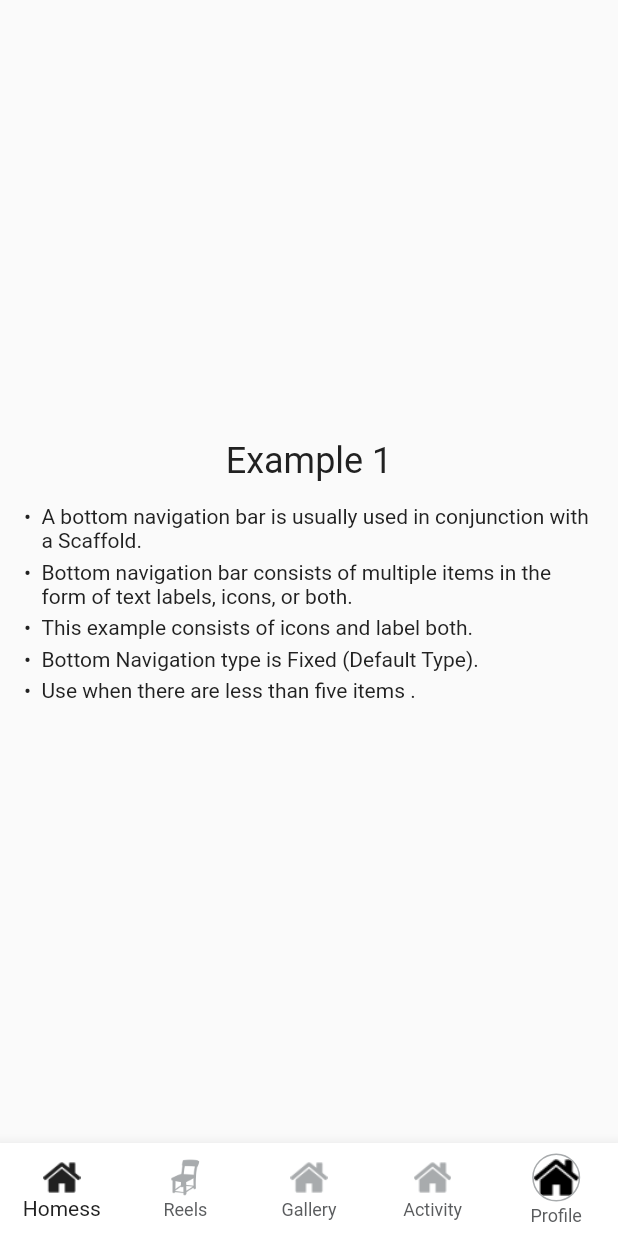
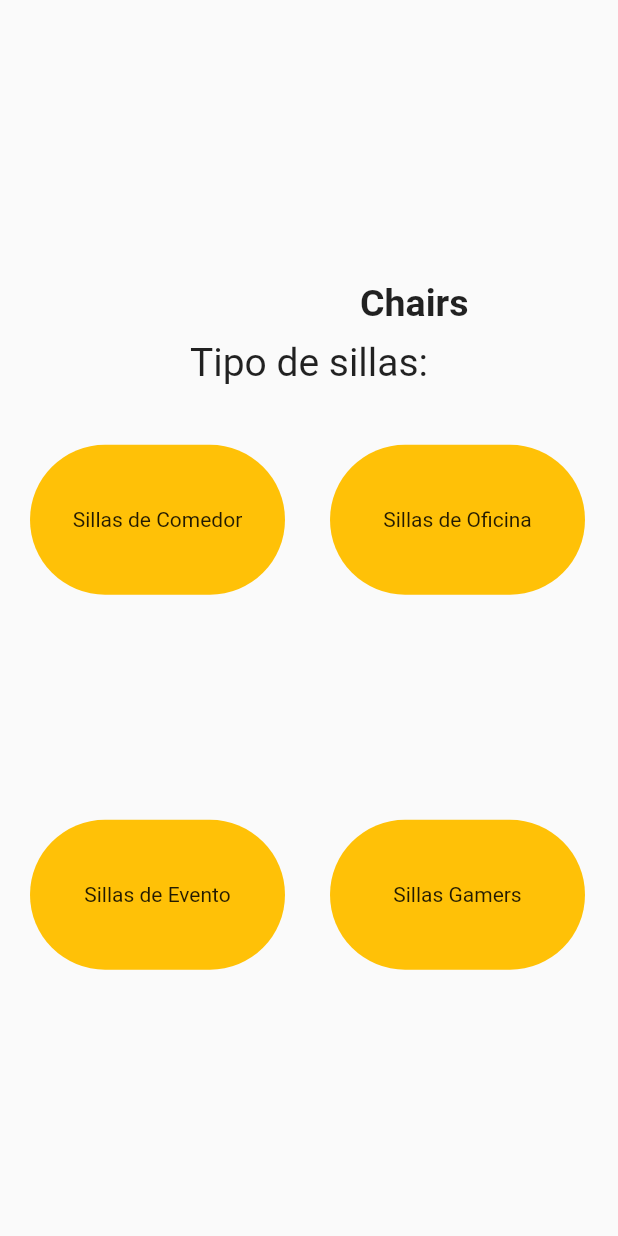
Before and after one commit to davidsierra123/hdsillas, a Flutter app: the screen it shows after launch, after a tap on "Ingresar", on a phone screen of 412 x 824 dp. Run offline on Flutter 3.47's test engine with Material 2 defaults, Android fonts, the phone set to English and light mode, and no system bars.

Commit message:
apartado de menu o compras

```diff
--- a/flutter_application_1/lib/main.dart
+++ b/flutter_application_1/lib/main.dart
@@ -60,7 +60,7 @@ class LoginPage extends StatelessWidget {
               onPressed: () {
                 Navigator.push(
                   context,
-                  MaterialPageRoute(builder: (context) => DemoMWBottomNavigationScreen1()),
+                  MaterialPageRoute(builder: (context) => Articulos()),
                 );
                 // Lógica para procesar el inicio de sesión
               },
--- a/flutter_application_1/lib/view/layaut.dart
+++ b/flutter_application_1/lib/view/layaut.dart
@@ -1,227 +1,130 @@
 import 'package:flutter/material.dart';
 
-class DemoMWBottomNavigationScreen1 extends StatefulWidget {
-  static String tag = '/DemoMWBottomNavigationScreen1';
-
-  @override
-  Layaut createState() => Layaut();
-}
-
-class Layaut extends State<DemoMWBottomNavigationScreen1> {
-  int currentIndex1 = 0;
-  final example1 = [
-    Text('Example 1',
-        style: TextStyle(color: appStore.textPrimaryColor, fontSize: 24)),
-    Text('Reels',
-        style: TextStyle(color: appStore.textPrimaryColor, fontSize: 24)),
-    Text('New Photo',
-        style: TextStyle(color: appStore.textPrimaryColor, fontSize: 24)),
-    Text('Activity',
-        style: TextStyle(color: appStore.textPrimaryColor, fontSize: 24)),
-    Text('Profile',
-        style: TextStyle(color: appStore.textPrimaryColor, fontSize: 24)),
-  ];
-
-  @override
-  void initState() {
-    super.initState();
-    init();
-  }
-
-  init() async {
-    //
-  }
-
-  @override
-  void setState(fn) {
-    if (mounted) super.setState(fn);
-  }
+class Articulos extends StatelessWidget {
+  const Articulos({super.key});
 
   @override
   Widget build(BuildContext context) {
     return Scaffold(
+      // ignore: avoid_unnecessary_containers
       body: Container(
-        padding: const EdgeInsets.all(16),
-        alignment: Alignment.center,
         child: Column(
-          crossAxisAlignment: CrossAxisAlignment.center,
           mainAxisAlignment: MainAxisAlignment.center,
-          mainAxisSize: MainAxisSize.min,
           children: [
-            Center(child: example1.elementAt(currentIndex1)),
-            const SizedBox(
-              height: 15,
+            const Row(
+              children: [
+                Padding(
+                  padding: EdgeInsets.only(
+                    left: 240.0,
+                    top: 10.0,
+                  ),
+                  child: Text(
+                    'Chairs',
+                    style: TextStyle(fontSize: 25, fontWeight: FontWeight.bold),
+                  ),
+                ),
+              ],
             ),
-            Column(
-              mainAxisAlignment: MainAxisAlignment.start,
-              crossAxisAlignment: CrossAxisAlignment.start,
+            const SizedBox(height: 10),
+            const Text(
+              "Tipo de sillas:",
+              style: TextStyle(fontSize: 26),
+            ),
+            const SizedBox(height: 30),
+            Row(
               children: [
-                bulletText(
-                    'A bottom navigation bar is usually used in conjunction with a Scaffold.'),
-                const SizedBox(
-                  height: 5,
+                InkWell(
+                  onTap: () {
+                    //  Navigator.push(
+
+                    //  );
+                  },
+                  child: Container(
+                    margin: const EdgeInsets.only(left: 20.0, top: 10.0),
+                    height: 100,
+                    width: 170,
+                    decoration: BoxDecoration(
+                      color: Colors.amber, // Color de fondo
+                      borderRadius:
+                          BorderRadius.circular(290.0), // Bordes redondeados
+                    ),
+                    child: const Column(
+                      // Usamos Column como contenedor de múltiples hijos
+                      mainAxisAlignment: MainAxisAlignment.spaceEvenly,
+                      crossAxisAlignment: CrossAxisAlignment.center,
+                      children: [
+                        // Image.asset('assets/packsillas.png'),
+                        Text('Sillas de Comedor'),
+                      ],
+                    ),
+                  ),
                 ),
-                bulletText(
-                    'Bottom navigation bar consists of multiple items in the form of text labels, icons, or both.'),
-                const SizedBox(
-                  height: 5,
+                Container(
+                  margin: const EdgeInsets.only(left: 30.0, top: 10.0),
+                  height: 100,
+                  width: 170,
+                  decoration: BoxDecoration(
+                    color: Colors.amber, // Color de fondo
+                    borderRadius:
+                        BorderRadius.circular(290.0), // Bordes redondeados
+                  ),
+                  child: const Column(
+                    // Usamos Column como contenedor de múltiples hijos
+                    mainAxisAlignment: MainAxisAlignment.spaceEvenly,
+                    crossAxisAlignment: CrossAxisAlignment.center,
+                    children: [
+                      Text('Sillas de Oficina'),
+                    ],
+                  ),
                 ),
-                bulletText('This example consists of icons and label both.'),
-                const SizedBox(
-                  height: 5,
+              ],
+            ),
+            const SizedBox(height: 20),
+            Row(
+              children: [
+                Container(
+                  margin: const EdgeInsets.only(left: 20.0, top: 130.0),
+                  height: 100,
+                  width: 170,
+                  decoration: BoxDecoration(
+                    color: Colors.amber, // Color de fondo
+                    borderRadius:
+                        BorderRadius.circular(290.0), // Bordes redondeados
+                  ),
+                  child: const Column(
+                    // Usamos Column como contenedor de múltiples hijos
+                    mainAxisAlignment: MainAxisAlignment.spaceEvenly,
+                    crossAxisAlignment: CrossAxisAlignment.center,
+                    children: [
+                      //  Image.asset('assets/sillaseventos.png'),
+                      Text('Sillas de Evento'),
+                    ],
+                  ),
                 ),
-                bulletText('Bottom Navigation type is Fixed (Default Type).'),
-                const SizedBox(
-                  height: 5,
-                ),
-                bulletText('Use when there are less than five items .'),
+                Container(
+                  margin: const EdgeInsets.only(left: 30.0, top: 130.0),
+                  height: 100,
+                  width: 170,
+                  decoration: BoxDecoration(
+                    color: Colors.amber, // Color de fondo
+                    borderRadius:
+                        BorderRadius.circular(290.0), // Bordes redondeados
+                  ),
+                  child: const Column(
+                    // Usamos Column como contenedor de múltiples hijos
+                    mainAxisAlignment: MainAxisAlignment.spaceEvenly,
+                    crossAxisAlignment: CrossAxisAlignment.center,
+                    children: [
+                      // Image.asset('assets/Silla-Gamer-Roja.png'),
+                      Text('Sillas Gamers'),
+                    ],
+                  ),
+                )
               ],
-            )
+            ),
           ],
         ),
-      ),
-      bottomNavigationBar: BottomNavigationBar(
-        onTap: (int index) {
-          setState(() {
-            currentIndex1 = index;
-          });
-        },
-        currentIndex: currentIndex1,
-        type: BottomNavigationBarType.fixed,
-        selectedItemColor: appStore.iconColor,
-        unselectedItemColor: appStore.textSecondaryColor,
-        backgroundColor: appStore.appBarColor,
-        items: [
-          //1
-          BottomNavigationBarItem(
-            icon: Image.asset(
-                'assets/home.png',
-                height: 25,
-                width: 25,
-                color: appStore.iconSecondaryColor),
-            activeIcon: Image.asset(
-                'assets/home.png',
-                height: 25,
-                width: 25,
-                color: appStore.iconColor),
-            label: 'Homess',
-            backgroundColor: appStore.appBarColor,
-          ),
-          //2
-          BottomNavigationBarItem(
-            icon: Image.asset(
-                'assets/login.png',
-                height: 25,
-                width: 25,
-                color: appStore.iconSecondaryColor),
-            activeIcon: Image.asset(
-                'assets/login.png',
-                height: 25,
-                width: 25,
-                color: appStore.iconColor),
-            label: 'Reels',
-          ),
-          //3
-          BottomNavigationBarItem(
-            icon: Image.asset(
-                'assets/home.png',
-                height: 25,
-                width: 25,
-                color: appStore.iconSecondaryColor),
-            activeIcon: Image.asset(
-                'assets/home.png',
-                height: 25,
-                width: 25,
-                color: appStore.iconColor),
-            label: 'Gallery',
-          ),
-          //4
-          BottomNavigationBarItem(
-            icon: Image.asset(
-                'assets/home.png',
-                height: 25,
-                width: 25,
-                color: appStore.iconSecondaryColor),
-            activeIcon: Image.asset(
-                'assets/home.png',
-                height: 25,
-                width: 25,
-                color: appStore.iconColor),
-            label: 'Activity',
-          ),
-          //5
-          BottomNavigationBarItem(
-            icon: Container(
-              decoration: BoxDecoration(
-                  shape: BoxShape.circle,
-                  border: Border.all(
-                      color: appStore.iconSecondaryColor!, width: 1)),
-              child: ClipRRect(
-                borderRadius: BorderRadius.circular(20),
-                child: Image.asset(
-                    'assets/home.png',
-                    height: 30,
-                    width: 30),
-              ),
-            ),
-            activeIcon: Container(
-              decoration: BoxDecoration(
-                  shape: BoxShape.circle,
-                  border: Border.all(color: appStore.iconColor!, width: 1)),
-              child: ClipRRect(
-                borderRadius: BorderRadius.circular(20),
-                child: Image.asset(
-                    'assets/home.png',
-                    height: 30,
-                    width: 30),
-              ),
-            ),
-            label: 'Profile',
-          ),
-        ],
       ),
     );
   }
 }
-
-Widget bulletText(String text) {
-  return Row(
-    crossAxisAlignment: CrossAxisAlignment.start,
-    children: <Widget>[
-      Text("•  ",
-          style: TextStyle(color: appStore.textPrimaryColor, fontSize: 14)),
-      Expanded(
-          child: Text(text,
-              style:
-                  TextStyle(color: appStore.textPrimaryColor, fontSize: 14))),
-    ],
-  );
-}
-
-AppStore appStore = AppStore();
-
-class AppStore {
-  Color? textPrimaryColor;
-  Color? iconColorPrimaryDark;
-  Color? scaffoldBackground;
-  Color? backgroundColor;
-  Color? backgroundSecondaryColor;
-  Color? appColorPrimaryLightColor;
-  Color? textSecondaryColor;
-  Color? appBarColor;
-  Color? iconColor;
-  Color? iconSecondaryColor;
-
-  AppStore() {
-    textPrimaryColor = const Color(0xFF212121);
-    iconColorPrimaryDark = const Color(0xFF212121);
-    scaffoldBackground = const Color(0xFFEBF2F7);
-    backgroundColor = Colors.black;
-    backgroundSecondaryColor = const Color(0xFF131d25);
-    appColorPrimaryLightColor = const Color(0xFFF9FAFF);
-    textSecondaryColor = const Color(0xFF5A5C5E);
-    appBarColor = Colors.white;
-    iconColor = const Color(0xFF212121);
-    iconSecondaryColor = const Color(0xFFA8ABAD);
-  }
-}
```
